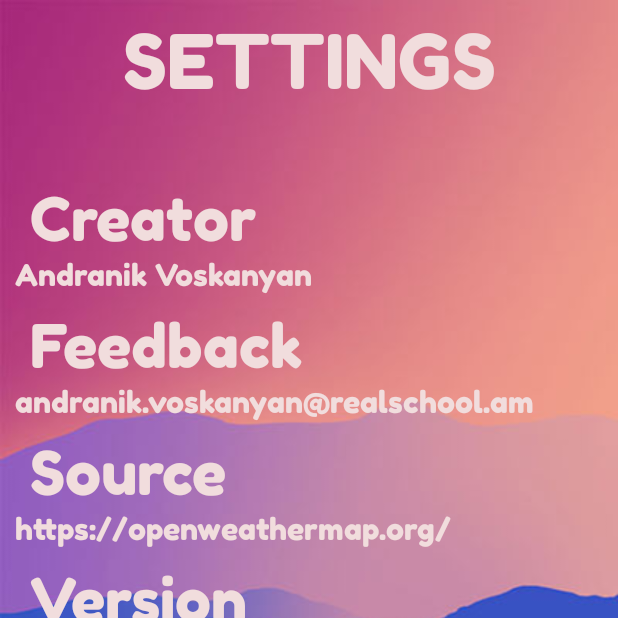
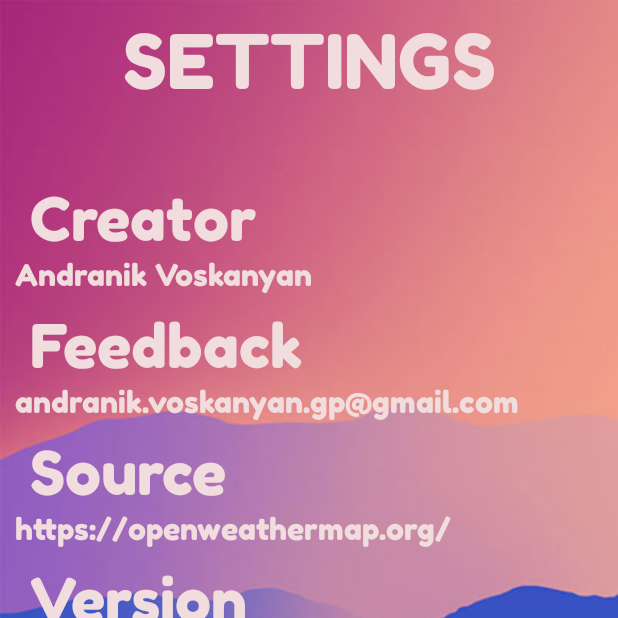
Before and after one commit to voskanyan069/androidweather, an Android app: the SettingsActivity screen opened directly, with no data from a screen before it, on a phone screen of 412 x 824 dp, the top half of it. Run offline under Robolectric (Android 15) with nearby library versions, the phone set to English and light mode, and no system bars.

Commit message:
change email

```diff
--- a/app/src/main/res/layout/activity_settings.xml
+++ b/app/src/main/res/layout/activity_settings.xml
@@ -64,7 +64,7 @@
         <TextView
             android:layout_width="match_parent"
             android:layout_height="wrap_content"
-            android:text="andranik.voskanyan@realschool.am"
+            android:text="andranik.voskanyan.gp@gmail.com"
             android:textSize="20sp"
             android:textColor="#f1dddd"
             android:fontFamily="@font/fredoka_one_regular"
```
